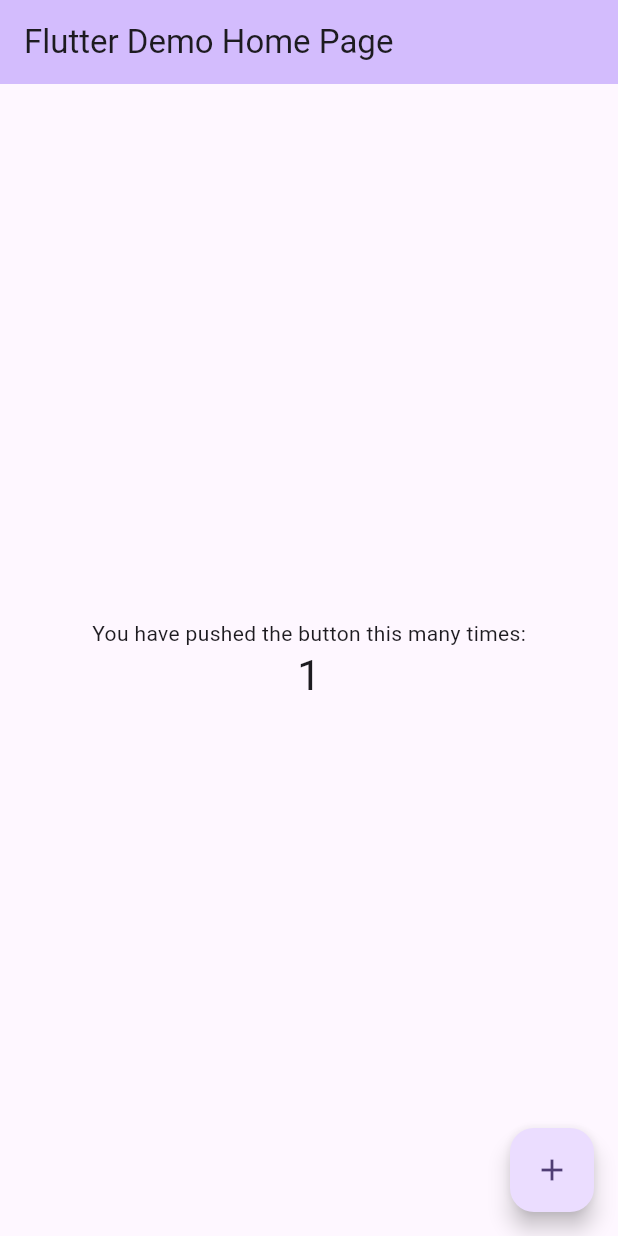
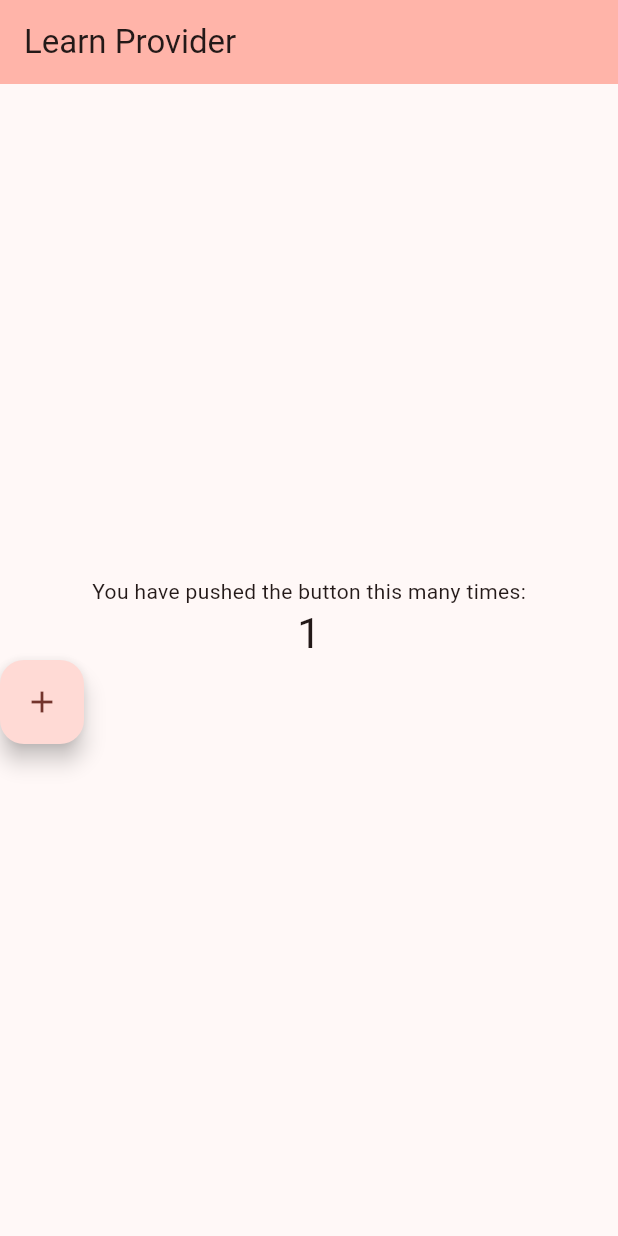
Before and after one commit to MaximeBel24/learn_provider, a Flutter app: the screen it shows after launch, after a tap on the "add" icon, on a phone screen of 412 x 824 dp. Run offline on Flutter 3.47's test engine with Material 3 defaults, Android fonts, the phone set to English and light mode, and no system bars.

Commit message:
feature : utiliser le competur différement

```diff
--- a/lib/main.dart
+++ b/lib/main.dart
@@ -1,7 +1,17 @@
 import 'package:flutter/material.dart';
+import 'package:learn_provider/providers/count_provider.dart';
+import 'package:learn_provider/widgets/pages/counter_page.dart';
+import 'package:provider/provider.dart';
 
 void main() {
-  runApp(const MyApp());
+  runApp(
+    MultiProvider(
+        providers: [
+          ChangeNotifierProvider(create: (_) => CountProvider())
+        ],
+      child: const MyApp(),
+    )
+  );
 }
 
 class MyApp extends StatelessWidget {
@@ -11,115 +21,30 @@ class MyApp extends StatelessWidget {
   @override
   Widget build(BuildContext context) {
     return MaterialApp(
+      debugShowCheckedModeBanner: false,
       title: 'Flutter Demo',
       theme: ThemeData(
-        // This is the theme of your application.
-        //
-        // TRY THIS: Try running your application with "flutter run". You'll see
-        // the application has a purple toolbar. Then, without quitting the app,
-        // try changing the seedColor in the colorScheme below to Colors.green
-        // and then invoke "hot reload" (save your changes or press the "hot
-        // reload" button in a Flutter-supported IDE, or press "r" if you used
-        // the command line to start the app).
-        //
-        // Notice that the counter didn't reset back to zero; the application
-        // state is not lost during the reload. To reset the state, use hot
-        // restart instead.
-        //
-        // This works for code too, not just values: Most code changes can be
-        // tested with just a hot reload.
-        colorScheme: ColorScheme.fromSeed(seedColor: Colors.deepPurple),
+        colorScheme: ColorScheme.fromSeed(seedColor: Colors.red),
         useMaterial3: true,
       ),
-      home: const MyHomePage(title: 'Flutter Demo Home Page'),
+      home: const MyHomePage(title: 'Learn Provider'),
     );
   }
 }
 
-class MyHomePage extends StatefulWidget {
+class MyHomePage extends StatelessWidget {
   const MyHomePage({super.key, required this.title});
-
-  // This widget is the home page of your application. It is stateful, meaning
-  // that it has a State object (defined below) that contains fields that affect
-  // how it looks.
-
-  // This class is the configuration for the state. It holds the values (in this
-  // case the title) provided by the parent (in this case the App widget) and
-  // used by the build method of the State. Fields in a Widget subclass are
-  // always marked "final".
 
   final String title;
 
   @override
-  State<MyHomePage> createState() => _MyHomePageState();
-}
-
-class _MyHomePageState extends State<MyHomePage> {
-  int _counter = 0;
-
-  void _incrementCounter() {
-    setState(() {
-      // This call to setState tells the Flutter framework that something has
-      // changed in this State, which causes it to rerun the build method below
-      // so that the display can reflect the updated values. If we changed
-      // _counter without calling setState(), then the build method would not be
-      // called again, and so nothing would appear to happen.
-      _counter++;
-    });
-  }
-
-  @override
   Widget build(BuildContext context) {
-    // This method is rerun every time setState is called, for instance as done
-    // by the _incrementCounter method above.
-    //
-    // The Flutter framework has been optimized to make rerunning build methods
-    // fast, so that you can just rebuild anything that needs updating rather
-    // than having to individually change instances of widgets.
     return Scaffold(
       appBar: AppBar(
-        // TRY THIS: Try changing the color here to a specific color (to
-        // Colors.amber, perhaps?) and trigger a hot reload to see the AppBar
-        // change color while the other colors stay the same.
         backgroundColor: Theme.of(context).colorScheme.inversePrimary,
-        // Here we take the value from the MyHomePage object that was created by
-        // the App.build method, and use it to set our appbar title.
-        title: Text(widget.title),
+        title: Text(title),
       ),
-      body: Center(
-        // Center is a layout widget. It takes a single child and positions it
-        // in the middle of the parent.
-        child: Column(
-          // Column is also a layout widget. It takes a list of children and
-          // arranges them vertically. By default, it sizes itself to fit its
-          // children horizontally, and tries to be as tall as its parent.
-          //
-          // Column has various properties to control how it sizes itself and
-          // how it positions its children. Here we use mainAxisAlignment to
-          // center the children vertically; the main axis here is the vertical
-          // axis because Columns are vertical (the cross axis would be
-          // horizontal).
-          //
-          // TRY THIS: Invoke "debug painting" (choose the "Toggle Debug Paint"
-          // action in the IDE, or press "p" in the console), to see the
-          // wireframe for each widget.
-          mainAxisAlignment: MainAxisAlignment.center,
-          children: <Widget>[
-            const Text(
-              'You have pushed the button this many times:',
-            ),
-            Text(
-              '$_counter',
-              style: Theme.of(context).textTheme.headlineMedium,
-            ),
-          ],
-        ),
-      ),
-      floatingActionButton: FloatingActionButton(
-        onPressed: _incrementCounter,
-        tooltip: 'Increment',
-        child: const Icon(Icons.add),
-      ), // This trailing comma makes auto-formatting nicer for build methods.
+      body: CounterPage(),
     );
   }
 }
--- /dev/null
+++ b/lib/providers/count_provider.dart
@@ -0,0 +1,10 @@
+import 'package:flutter/material.dart';
+
+class CountProvider with ChangeNotifier {
+  int count = 0;
+
+  incrementCounter() {
+      count ++;
+      notifyListeners();
+  }
+}
--- /dev/null
+++ b/lib/widgets/pages/counter_page.dart
@@ -0,0 +1,34 @@
+import 'package:flutter/material.dart';
+import 'package:learn_provider/providers/count_provider.dart';
+import 'package:provider/provider.dart';
+
+class CounterPage extends StatelessWidget {
+
+  @override
+  Widget build(BuildContext context) {
+    return Center(
+      child: Column(
+        mainAxisAlignment: MainAxisAlignment.center,
+        children: <Widget>[
+          const Text(
+            'You have pushed the button this many times:',
+          ),
+          Text(
+            '${context.watch<CountProvider>().count}',
+            style: Theme.of(context).textTheme.headlineMedium,
+          ),
+          Row(
+            children: [
+              FloatingActionButton(
+                onPressed: (() => context.read<CountProvider>().incrementCounter()),
+                tooltip: 'Increment',
+                heroTag: 0,
+                child: const Icon(Icons.add),
+              )
+            ],
+          )
+        ],
+      ),
+    );
+  }
+}
--- a/pubspec.yaml
+++ b/pubspec.yaml
@@ -35,6 +35,7 @@ dependencies:
   # The following adds the Cupertino Icons font to your application.
   # Use with the CupertinoIcons class for iOS style icons.
   cupertino_icons: ^1.0.6
+  provider: ^6.1.2
 
 dev_dependencies:
   flutter_test:
```
Also changed, not shown: pubspec.lock.
